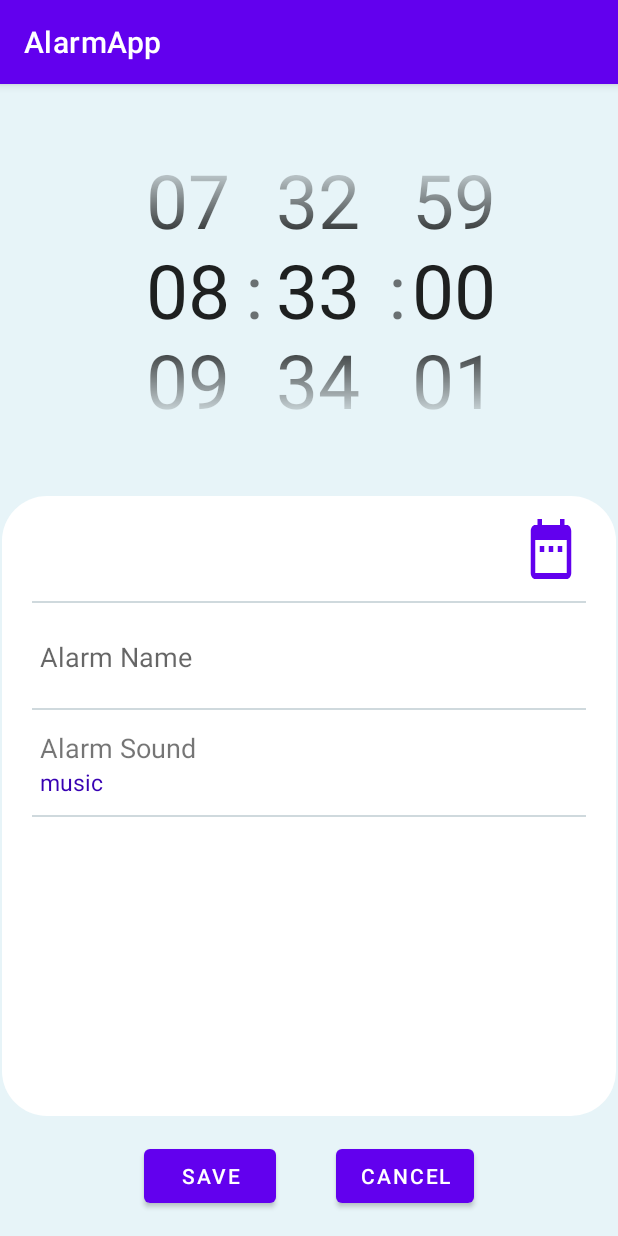
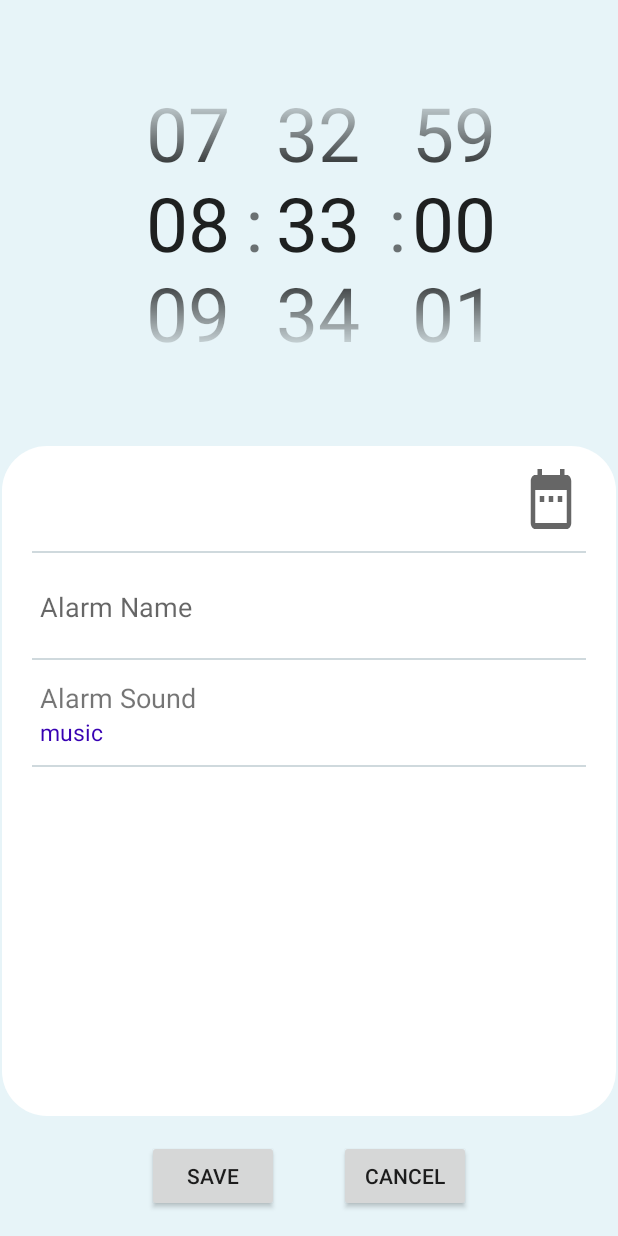
Before and after one commit to taron0503/AlarmApp, an Android app: the screen it shows after launch (AddAndEditAlarmActivity), after a tap on "ADD ALARM", on a phone screen of 412 x 824 dp. Run offline under Robolectric (Android 15) with nearby library versions, the phone set to English and light mode, and no system bars; our stand-ins replace Room's generated code, RxJava, data binding; 3 statements that could not run were skipped.

Commit message:
added noActionBar style

```diff
--- a/app/src/main/AndroidManifest.xml
+++ b/app/src/main/AndroidManifest.xml
@@ -16,7 +16,7 @@
         android:label="@string/app_name"
         android:roundIcon="@mipmap/ic_launcher_round"
         android:supportsRtl="true"
-        android:theme="@style/Theme.AlarmApp">
+        android:theme="@style/NoActionBar">
         <service
             android:name=".AlarmService"
             android:enabled="true"
@@ -45,7 +45,8 @@
             android:exported="false" />
         <activity
             android:name=".activities.MainActivity"
-            android:exported="true">
+            android:exported="true"
+            android:theme="@style/NoActionBar">
             <intent-filter>
                 <action android:name="android.intent.action.MAIN" />
 
--- a/app/src/main/res/layout/activity_main.xml
+++ b/app/src/main/res/layout/activity_main.xml
@@ -17,7 +17,7 @@
     <androidx.recyclerview.widget.RecyclerView
         android:id="@+id/alarmRecyclerView"
         android:layout_width="match_parent"
-        android:layout_height="200dp"/>
+        android:layout_height="400dp"/>
 
     <androidx.constraintlayout.widget.ConstraintLayout
         android:layout_width="match_parent"
--- a/app/src/main/res/values/styles.xml
+++ b/app/src/main/res/values/styles.xml
@@ -9,6 +9,12 @@
         <item name="colorPrimary">@color/colorPrimary</item>
         <item name="colorPrimaryDark">@color/colorPrimaryDark</item>
         <item name="colorAccent">@color/colorAccent</item>
+
+    </style>
+
+    <style name="NoActionBar" parent="AppTheme">
+        <item name="windowActionBar">false</item>
+        <item name="windowNoTitle">true</item>
     </style>
 
     <style name="NumberPickerStyle">
```
